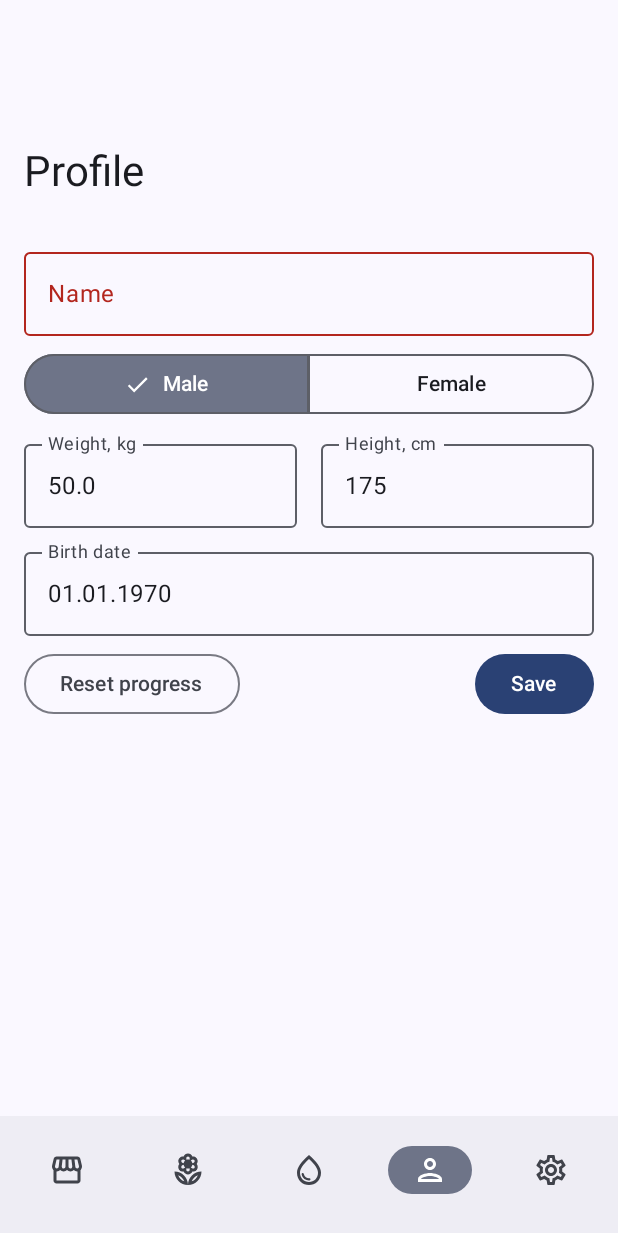
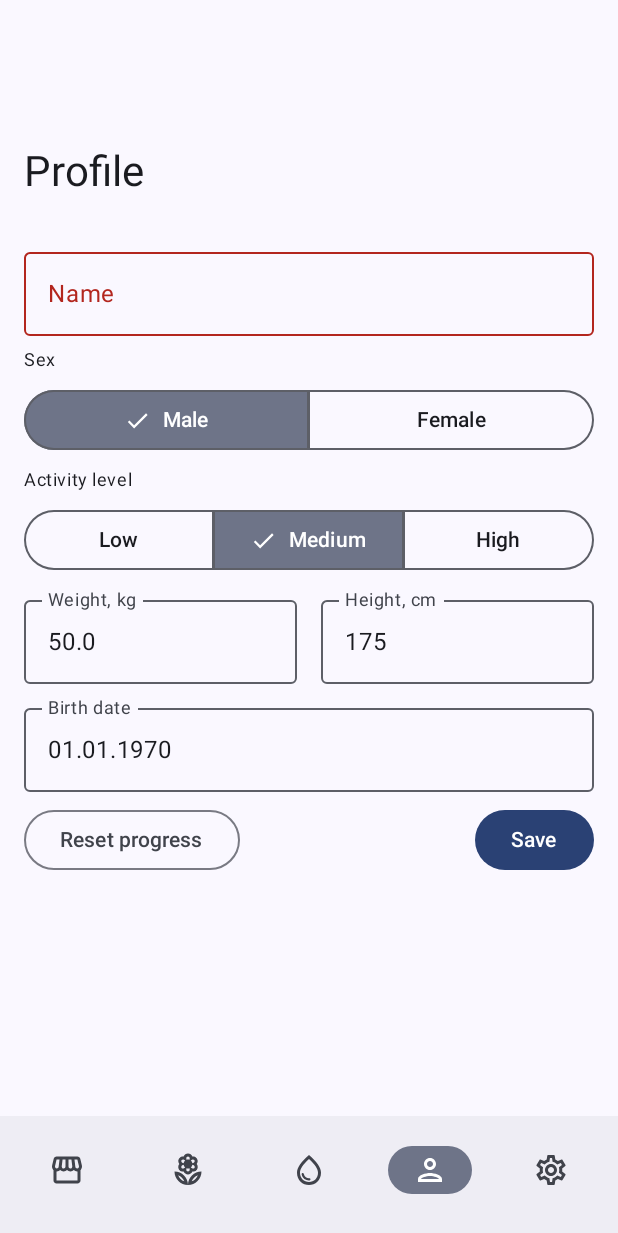
Before and after one commit to ilya-nvk/drink-and-water, an Android app built with Jetpack Compose: the screen it shows after launch (MainActivity), item 4 of the bottom bar chosen, on a phone screen of 412 x 824 dp. Shown: the top 1233 px of the screen. Run offline under Robolectric (Android 15) with nearby library versions, the phone set to English and light mode, and no system bars; our stand-ins replace Dagger/Hilt's generated code, Room's generated code, livedata-compose.

Commit message:
justin bieber - changes

```diff
--- a/app/src/main/java/com/ilyanvk/drinkwater/data/datasource/userprofile/UserProfileSharedPreferencesImpl.kt
+++ b/app/src/main/java/com/ilyanvk/drinkwater/data/datasource/userprofile/UserProfileSharedPreferencesImpl.kt
@@ -3,6 +3,7 @@ package com.ilyanvk.drinkwater.data.datasource.userprofile
 import android.content.Context
 import com.ilyanvk.drinkwater.domain.model.Sex
 import com.ilyanvk.drinkwater.domain.model.UserProfile
+import com.ilyanvk.drinkwater.domain.model.util.ActivityLevel
 
 class UserProfileSharedPreferencesImpl(
     private val context: Context
@@ -15,6 +16,7 @@ class UserProfileSharedPreferencesImpl(
             putInt(KEY_HEIGHT, userProfile.height)
             putFloat(KEY_WEIGHT, userProfile.weight.toFloat())
             putInt(KEY_SEX, userProfile.sex.ordinal)
+            putInt(KEY_ACTIVITY, userProfile.activityLevel.ordinal)
             apply()
         }
     }
@@ -26,7 +28,8 @@ class UserProfileSharedPreferencesImpl(
             prefs.getLong(KEY_DOB, 0),
             prefs.getInt(KEY_HEIGHT, 175),
             prefs.getFloat(KEY_WEIGHT, 50f).toDouble(),
-            Sex.entries[prefs.getInt(KEY_SEX, 0)]
+            Sex.entries[prefs.getInt(KEY_SEX, 0)],
+            ActivityLevel.entries[prefs.getInt(KEY_ACTIVITY, 1)]
         )
     }
 
@@ -37,5 +40,6 @@ class UserProfileSharedPreferencesImpl(
         private const val KEY_HEIGHT = "height"
         private const val KEY_WEIGHT = "weight"
         private const val KEY_SEX = "sex"
+        private const val KEY_ACTIVITY = "activity"
     }
 }
--- a/app/src/main/java/com/ilyanvk/drinkwater/domain/model/UserProfile.kt
+++ b/app/src/main/java/com/ilyanvk/drinkwater/domain/model/UserProfile.kt
@@ -1,9 +1,12 @@
 package com.ilyanvk.drinkwater.domain.model
+
+import com.ilyanvk.drinkwater.domain.model.util.ActivityLevel
 
 data class UserProfile(
     val name: String,
     val dateOfBirth: Long,
     val height: Int,
     val weight: Double,
-    val sex: Sex
+    val sex: Sex,
+    val activityLevel: ActivityLevel
 )
--- /dev/null
+++ b/app/src/main/java/com/ilyanvk/drinkwater/domain/model/util/ActivityLevel.kt
@@ -0,0 +1,5 @@
+package com.ilyanvk.drinkwater.domain.model.util
+
+enum class ActivityLevel {
+    LOW, MEDIUM, HIGH
+}
--- a/app/src/main/java/com/ilyanvk/drinkwater/presentation/profile/ProfileScreen.kt
+++ b/app/src/main/java/com/ilyanvk/drinkwater/presentation/profile/ProfileScreen.kt
@@ -15,6 +15,7 @@ import androidx.compose.foundation.text.KeyboardOptions
 import androidx.compose.material3.Button
 import androidx.compose.material3.ExperimentalMaterial3Api
 import androidx.compose.material3.LargeTopAppBar
+import androidx.compose.material3.MaterialTheme
 import androidx.compose.material3.MultiChoiceSegmentedButtonRow
 import androidx.compose.material3.OutlinedButton
 import androidx.compose.material3.OutlinedTextField
@@ -39,6 +40,7 @@ import androidx.compose.ui.unit.dp
 import androidx.hilt.navigation.compose.hiltViewModel
 import com.ilyanvk.drinkwater.R
 import com.ilyanvk.drinkwater.domain.model.Sex
+import com.ilyanvk.drinkwater.domain.model.util.ActivityLevel
 import com.ilyanvk.drinkwater.presentation.profile.components.DateOfBirthDialog
 import kotlinx.coroutines.launch
 import java.text.SimpleDateFormat
@@ -51,7 +53,6 @@ import java.util.Locale
 fun ProfileScreen(
     modifier: Modifier = Modifier, viewModel: ProfileViewModel = hiltViewModel()
 ) {
-    //viewModel.updateData()
 
     val snackbarHostState = remember { SnackbarHostState() }
     val coroutineScope = rememberCoroutineScope()
@@ -94,6 +95,12 @@ fun ProfileScreen(
                     isError = !viewModel.state.value.isNameCorrect()
                 )
                 Spacer(modifier = Modifier.height(8.dp))
+                Text(
+                    text = stringResource(R.string.sex),
+                    style = MaterialTheme.typography.bodySmall,
+                    modifier = Modifier.padding(horizontal = 16.dp)
+                )
+                Spacer(modifier = Modifier.height(8.dp))
                 MultiChoiceSegmentedButtonRow(
                     modifier = Modifier
                         .padding(horizontal = 16.dp)
@@ -124,6 +131,68 @@ fun ProfileScreen(
                         )
                     ) {
                         Text(text = stringResource(R.string.female))
+                    }
+                }
+                Spacer(modifier = Modifier.height(8.dp))
+                Text(
+                    text = stringResource(R.string.activity_level),
+                    style = MaterialTheme.typography.bodySmall,
+                    modifier = Modifier.padding(horizontal = 16.dp)
+                )
+                Spacer(modifier = Modifier.height(8.dp))
+                MultiChoiceSegmentedButtonRow(
+                    modifier = Modifier
+                        .padding(horizontal = 16.dp)
+                        .fillMaxWidth(),
+                ) {
+                    SegmentedButton(
+                        checked = viewModel.state.value.activityLevel == ActivityLevel.LOW,
+                        onCheckedChange = {
+                            if (it) {
+                                viewModel.onEvent(
+                                    ProfileScreenEvent.UpdateActivityLevel(
+                                        ActivityLevel.LOW
+                                    )
+                                )
+                            }
+                        },
+                        shape = SegmentedButtonDefaults.baseShape.copy(
+                            topEnd = CornerSize(0.dp), bottomEnd = CornerSize(0.dp)
+                        )
+                    ) {
+                        Text(text = stringResource(id = R.string.low))
+                    }
+                    SegmentedButton(
+                        checked = viewModel.state.value.activityLevel == ActivityLevel.MEDIUM,
+                        onCheckedChange = {
+                            if (it) {
+                                viewModel.onEvent(
+                                    ProfileScreenEvent.UpdateActivityLevel(
+                                        ActivityLevel.MEDIUM
+                                    )
+                                )
+                            }
+                        },
+                        shape = SegmentedButtonDefaults.baseShape.copy(all = CornerSize(0.dp))
+                    ) {
+                        Text(text = stringResource(id = R.string.medium))
+                    }
+                    SegmentedButton(
+                        checked = viewModel.state.value.activityLevel == ActivityLevel.HIGH,
+                        onCheckedChange = {
+                            if (it) {
+                                viewModel.onEvent(
+                                    ProfileScreenEvent.UpdateActivityLevel(
+                                        ActivityLevel.HIGH
+                                    )
+                                )
+                            }
+                        },
+                        shape = SegmentedButtonDefaults.baseShape.copy(
+                            topStart = CornerSize(0.dp), bottomStart = CornerSize(0.dp)
+                        )
+                    ) {
+                        Text(text = stringResource(id = R.string.high))
                     }
                 }
                 Spacer(modifier = Modifier.height(8.dp))
--- a/app/src/main/java/com/ilyanvk/drinkwater/presentation/profile/ProfileScreenEvent.kt
+++ b/app/src/main/java/com/ilyanvk/drinkwater/presentation/profile/ProfileScreenEvent.kt
@@ -1,6 +1,7 @@
 package com.ilyanvk.drinkwater.presentation.profile
 
 import com.ilyanvk.drinkwater.domain.model.Sex
+import com.ilyanvk.drinkwater.domain.model.util.ActivityLevel
 
 sealed class ProfileScreenEvent {
     data class UpdateName(val name: String) : ProfileScreenEvent()
@@ -8,6 +9,7 @@ sealed class ProfileScreenEvent {
     data class UpdateHeight(val height: String) : ProfileScreenEvent()
     data class UpdateWeight(val weight: String) : ProfileScreenEvent()
     data class UpdateSex(val sex: Sex) : ProfileScreenEvent()
+    data class UpdateActivityLevel(val activityLevel: ActivityLevel) : ProfileScreenEvent()
     data object SaveProfile : ProfileScreenEvent()
     data object ResetProgress : ProfileScreenEvent()
     data object ShowDatePickerDialog : ProfileScreenEvent()
--- a/app/src/main/java/com/ilyanvk/drinkwater/presentation/profile/ProfileScreenState.kt
+++ b/app/src/main/java/com/ilyanvk/drinkwater/presentation/profile/ProfileScreenState.kt
@@ -1,6 +1,7 @@
 package com.ilyanvk.drinkwater.presentation.profile
 
 import com.ilyanvk.drinkwater.domain.model.Sex
+import com.ilyanvk.drinkwater.domain.model.util.ActivityLevel
 
 data class ProfileScreenState(
     val name: String,
@@ -8,7 +9,8 @@ data class ProfileScreenState(
     val height: String,
     val weight: String,
     val sex: Sex,
-    val showDatePickerDialog: Boolean = false
+    val activityLevel: ActivityLevel = ActivityLevel.MEDIUM,
+    val showDatePickerDialog: Boolean = false,
 ) {
     fun isNameCorrect(): Boolean = name.isNotEmpty()
 
@@ -18,20 +20,20 @@ data class ProfileScreenState(
     }
 
     fun isHeightCorrect(): Boolean {
-        try {
+        return try {
             require(height.toInt() in 50..250)
-            return true
+            true
         } catch (_: Exception) {
-            return false
+            false
         }
     }
 
     fun isWeightCorrect(): Boolean {
-        try {
+        return try {
             require(weight.toDouble() in 1.0..300.0)
-            return true
+            true
         } catch (_: Exception) {
-            return false
+            false
         }
     }
 
--- a/app/src/main/java/com/ilyanvk/drinkwater/presentation/profile/ProfileViewModel.kt
+++ b/app/src/main/java/com/ilyanvk/drinkwater/presentation/profile/ProfileViewModel.kt
@@ -6,18 +6,19 @@ import androidx.compose.runtime.mutableStateOf
 import androidx.lifecycle.ViewModel
 import com.ilyanvk.drinkwater.domain.model.Sex
 import com.ilyanvk.drinkwater.domain.model.UserProfile
+import com.ilyanvk.drinkwater.domain.model.util.ActivityLevel
 import com.ilyanvk.drinkwater.domain.repository.userprofile.UserProfileRepository
 import dagger.hilt.android.lifecycle.HiltViewModel
 import javax.inject.Inject
 
 @HiltViewModel
 class ProfileViewModel @Inject constructor(
-    private val userProfileRepository: UserProfileRepository
+    private val userProfileRepository: UserProfileRepository,
 ) : ViewModel() {
     private val _state = mutableStateOf(
         userProfileToState(
             UserProfile(
-                "Ilya", 1112558400000, 182, 55.0, Sex.MALE
+                "Ilya", 1112558400000, 182, 55.0, Sex.MALE, ActivityLevel.MEDIUM
             )
         )
     )
@@ -55,6 +56,10 @@ class ProfileViewModel @Inject constructor(
                 _state.value = _state.value.copy(weight = event.weight)
             }
 
+            is ProfileScreenEvent.UpdateActivityLevel -> {
+                _state.value = _state.value.copy(activityLevel = event.activityLevel)
+            }
+
             ProfileScreenEvent.ResetProgress -> {
 
             }
@@ -82,7 +87,8 @@ class ProfileViewModel @Inject constructor(
             _state.value.dateOfBirth,
             _state.value.height.toInt(),
             _state.value.weight.toDouble(),
-            _state.value.sex
+            _state.value.sex,
+            _state.value.activityLevel
         )
     }
 
@@ -92,7 +98,8 @@ class ProfileViewModel @Inject constructor(
             userProfile.dateOfBirth,
             userProfile.height.toString(),
             userProfile.weight.toString(),
-            userProfile.sex
+            userProfile.sex,
+            userProfile.activityLevel
         )
     }
 
--- a/app/src/main/java/com/ilyanvk/drinkwater/presentation/tracker/TrackerViewModel.kt
+++ b/app/src/main/java/com/ilyanvk/drinkwater/presentation/tracker/TrackerViewModel.kt
@@ -6,7 +6,9 @@ import androidx.compose.runtime.mutableStateOf
 import androidx.lifecycle.ViewModel
 import androidx.lifecycle.viewModelScope
 import com.ilyanvk.drinkwater.domain.model.IntakeRecord
+import com.ilyanvk.drinkwater.domain.model.Sex
 import com.ilyanvk.drinkwater.domain.model.UserProfile
+import com.ilyanvk.drinkwater.domain.model.util.ActivityLevel
 import com.ilyanvk.drinkwater.domain.repository.coins.CoinsRepository
 import com.ilyanvk.drinkwater.domain.repository.intakerecord.IntakeRecordRepository
 import com.ilyanvk.drinkwater.domain.repository.lastlogin.LastLoginRepository
@@ -18,6 +20,8 @@ import kotlinx.coroutines.flow.launchIn
 import kotlinx.coroutines.flow.onEach
 import kotlinx.coroutines.launch
 import kotlinx.coroutines.withContext
+import java.util.Calendar
+import java.util.Date
 import javax.inject.Inject
 
 @HiltViewModel
@@ -41,6 +45,8 @@ class TrackerViewModel @Inject constructor(
         if (lastLoginRepository.isFirstLoginToday()) {
             addCoins(1)
         }
+
+        lastLoginRepository.updateLastLogin()
     }
 
     fun updateGrowingPlant() {
@@ -93,9 +99,9 @@ class TrackerViewModel @Inject constructor(
             }
 
             is TrackerScreenEvent.DeleteRecord -> {
-                _state.value = _state.value.copy(
-                    records = _state.value.records - event.record
-                )
+                viewModelScope.launch(Dispatchers.IO) {
+                    intakeRecordRepository.deleteIntakeRecord(event.record)
+                }
             }
 
             TrackerScreenEvent.HideEarnedCoinsDialog -> {
@@ -119,7 +125,37 @@ class TrackerViewModel @Inject constructor(
     }
 
     private fun calculateDailyIntakeGoal(userProfile: UserProfile): Int {
-        return 1500
+        var baseWaterIntake =
+            if (userProfile.sex == Sex.FEMALE) userProfile.weight * 31 else userProfile.weight * 35
+
+        val age = calculateAge(Date(userProfile.dateOfBirth), Date())
+        baseWaterIntake *= when {
+            age < 30 -> 1.0
+            age < 55 -> 0.95
+            else -> 0.85
+        }
+
+        val activityMultiplier = when (userProfile.activityLevel) {
+            ActivityLevel.LOW -> 1.0
+            ActivityLevel.MEDIUM -> 1.1
+            ActivityLevel.HIGH -> 1.35
+        }
+
+        return (baseWaterIntake * activityMultiplier).toInt()
+    }
+
+    private fun calculateAge(dob: Date, currentDate: Date): Int {
+        val dobCalendar = Calendar.getInstance()
+        dobCalendar.time = dob
+
+        val currentCalendar = Calendar.getInstance()
+        currentCalendar.time = currentDate
+
+        var age = currentCalendar.get(Calendar.YEAR) - dobCalendar.get(Calendar.YEAR)
+        if (currentCalendar.get(Calendar.DAY_OF_YEAR) < dobCalendar.get(Calendar.DAY_OF_YEAR)) {
+            age--
+        }
+        return age
     }
 
     private companion object {
--- a/app/src/main/res/values/strings.xml
+++ b/app/src/main/res/values/strings.xml
@@ -98,4 +98,9 @@
     <string name="apple">Apple</string>
     <string name="cactus">Cactus</string>
     <string name="purple_tulip">Purple tulip</string>
+    <string name="high">High</string>
+    <string name="medium">Medium</string>
+    <string name="low">Low</string>
+    <string name="activity_level">Activity level</string>
+    <string name="sex">Sex</string>
 </resources>
```
